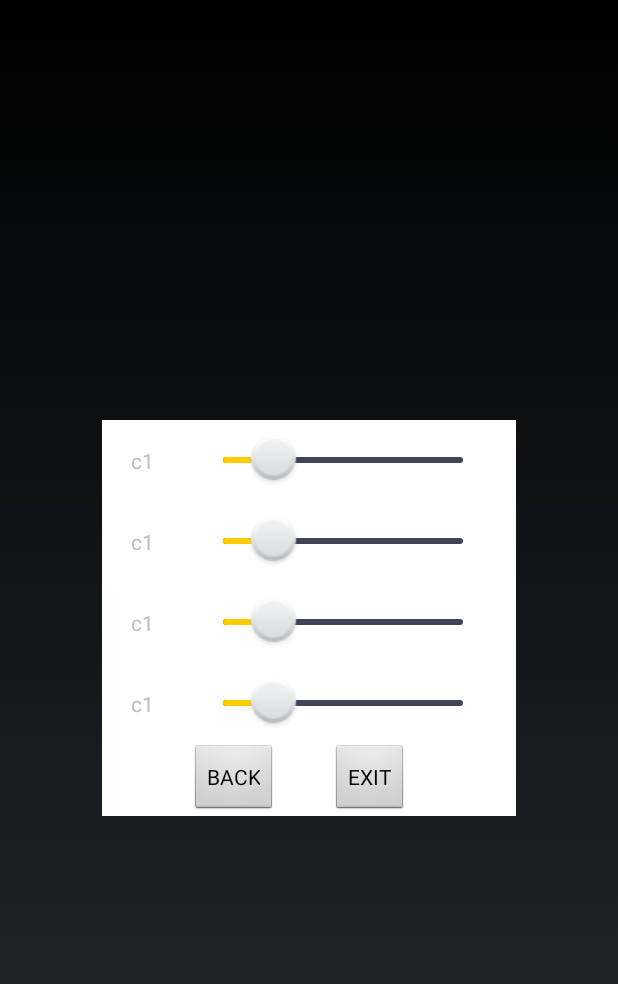
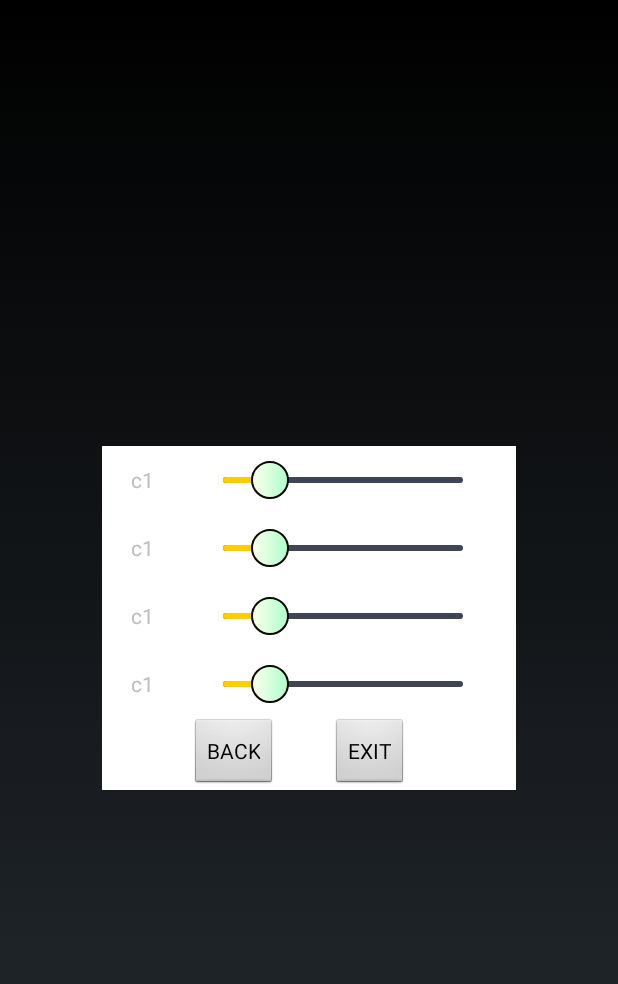
Before and after one commit to accikum/ScreenBrightnessControl, an Android app: the layout light_setting_activity.xml on its own in the app's theme, with its tools: preview values and no code run, on a phone screen of 412 x 824 dp. Shown: the top 984 px of the screen. Run offline under Robolectric (Android 15) with nearby library versions, the phone set to English and light mode, and no system bars.

Commit message:
ScreenBrightnessControl delete some resource

```diff
--- /dev/null
+++ b/app/src/main/res/drawable/bb.xml
@@ -0,0 +1,14 @@
+<?xml version="1.0" encoding="utf-8"?>
+<shape xmlns:android="http://schemas.android.com/apk/res/android"
+    android:shape="oval">
+    <size
+        android:width="25dp"
+        android:height="25dp" />
+    <stroke
+        android:color="#090900"
+        android:width="1dp" />
+    <gradient
+        android:angle="0.5"
+        android:startColor="#ffffee"
+        android:endColor="#aeffcc" />
+</shape>
--- a/app/src/main/res/drawable/thumb_bar.xml
+++ b/app/src/main/res/drawable/thumb_bar.xml
@@ -6,9 +6,9 @@
 
     <!-- 焦点状态 -->
     <item android:state_focused="true"
-        android:drawable="@drawable/up" />
+        android:drawable="@drawable/bb" />
 
     <!-- 默认状态 -->
-    <item android:drawable="@drawable/up" />
+    <item android:drawable="@drawable/bb" />
 
 </selector>
```
Also changed, not shown: app/src/main/res/drawable/up.png (deleted).
